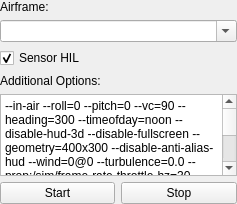
This is src/ui/QGCHilFlightGearConfiguration.ui in mavlink/qgroundcontrol as Qt 5 draws it before an edit. The edited form follows.
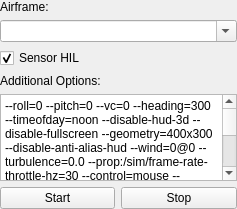
This is the edited form.

Commit message: flightgear: prevent aircraft from flying with no input

The edit to the form file:
```diff
--- a/src/ui/QGCHilFlightGearConfiguration.ui
+++ b/src/ui/QGCHilFlightGearConfiguration.ui
@@ -7,7 +7,7 @@
     <x>0</x>
     <y>0</y>
     <width>237</width>
-    <height>204</height>
+    <height>209</height>
    </rect>
   </property>
   <property name="sizePolicy">
@@ -77,7 +77,7 @@
       </sizepolicy>
      </property>
      <property name="plainText">
-      <string>--in-air --roll=0 --pitch=0 --vc=90 --heading=300 --timeofday=noon --disable-hud-3d --disable-fullscreen --geometry=400x300 --disable-anti-alias-hud --wind=0@0 --turbulence=0.0 --prop:/sim/frame-rate-throttle-hz=30 --control=mouse --disable-intro-music --disable-sound --disable-random-objects --disable-ai-models --shading-flat --fog-disable --disable-specular-highlight --disable-random-objects --disable-panel --disable-clouds --fdm=jsb --units-meters --prop:/engines/engine/running=true</string>
+      <string>--roll=0 --pitch=0 --vc=0 --heading=300 --timeofday=noon --disable-hud-3d --disable-fullscreen --geometry=400x300 --disable-anti-alias-hud --wind=0@0 --turbulence=0.0 --prop:/sim/frame-rate-throttle-hz=30 --control=mouse --disable-intro-music --disable-sound --disable-random-objects --disable-ai-models --shading-flat --fog-disable --disable-specular-highlight --disable-random-objects --disable-panel --disable-clouds --fdm=jsb --units-meters --prop:/engines/engine/running=true</string>
      </property>
     </widget>
    </item>
```
Left out of the diff: 11 changed lines with no effect on the pictures. The commit also changes 1 other file.
